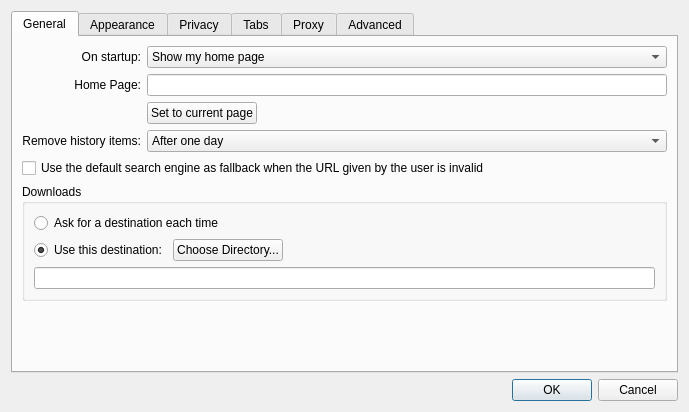
Before: the Qt Designer form src/settings.ui in EndorphinBrowser/browser, drawn with Qt 5.
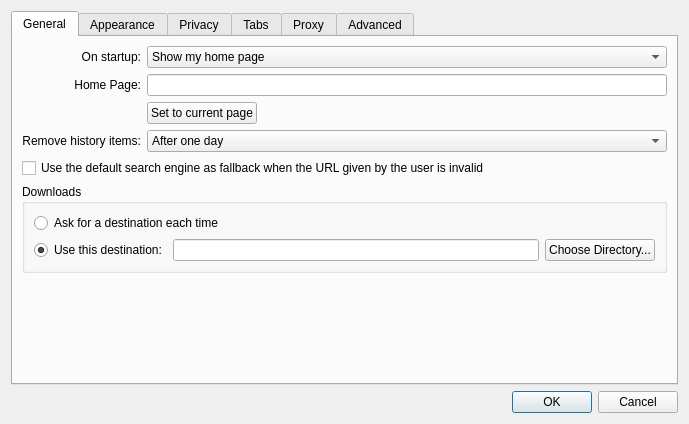
After: the same form once the commit is applied.

Commit message: Disable the select directory button when it is always asked for

Patch:
```diff
--- a/src/settings.ui
+++ b/src/settings.ui
@@ -7,7 +7,7 @@
     <x>0</x>
     <y>0</y>
     <width>689</width>
-    <height>412</height>
+    <height>424</height>
    </rect>
   </property>
   <property name="windowTitle">
@@ -184,6 +184,13 @@
               </property>
              </widget>
             </item>
+            <item>
+             <widget class="QLineEdit" name="downloadsLocation">
+              <property name="layoutDirection">
+               <enum>Qt::LeftToRight</enum>
+              </property>
+             </widget>
+            </item>
             <item>
              <widget class="QPushButton" name="downloadDirectoryButton">
               <property name="text">
@@ -191,28 +198,8 @@
               </property>
              </widget>
             </item>
-            <item>
-             <spacer name="horizontalSpacer_5">
-              <property name="orientation">
-               <enum>Qt::Horizontal</enum>
-              </property>
-              <property name="sizeHint" stdset="0">
-               <size>
-                <width>40</width>
-                <height>20</height>
-               </size>
-              </property>
-             </spacer>
-            </item>
            </layout>
           </item>
-          <item>
-           <widget class="QLineEdit" name="downloadsLocation">
-            <property name="layoutDirection">
-             <enum>Qt::LeftToRight</enum>
-            </property>
-           </widget>
-          </item>
          </layout>
         </widget>
        </item>
```
Left out of the diff: 41 changed lines with no effect on the pictures.
